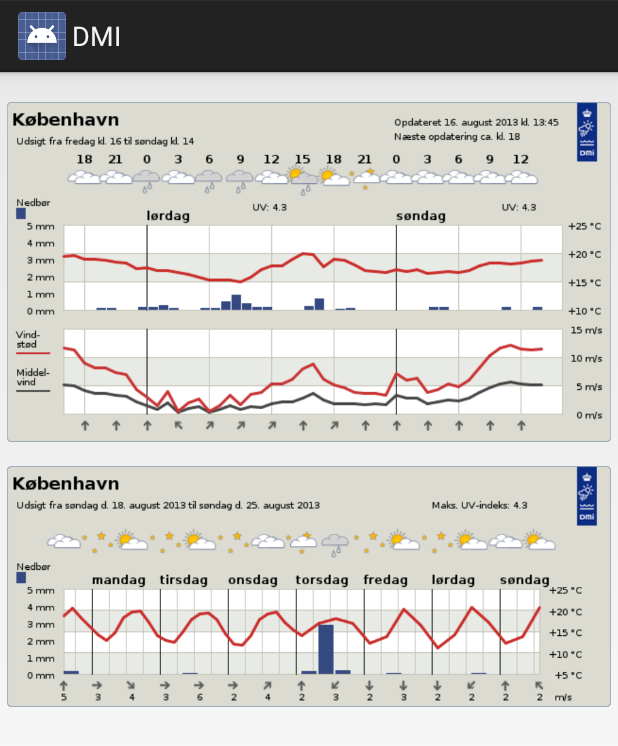
After one commit to profes/dmi, an Android app: the layout fragment_city.xml on its own in the app's theme, with its tools: preview values and no code run, on a phone screen of 412 x 824 dp. The commit adds this screen. Shown: the top 746 px of the screen. Run offline under Robolectric (Android 15) with nearby library versions, the phone set to English and light mode, and no system bars.

Commit message:
show forecast for 7d

```diff
--- a/DMI/src/main/java/com/profes/meteo/SectionsPagerAdapter.java
+++ b/DMI/src/main/java/com/profes/meteo/SectionsPagerAdapter.java
@@ -18,19 +18,19 @@ public class SectionsPagerAdapter extends FragmentPagerAdapter {
     @Override
     public Fragment getItem(int position) {
         // getItem is called to instantiate the fragment for the given page.
-        // Return a DummySectionFragment (defined as a static inner class
+        // Return a CitySectionFragment (defined as a static inner class
         // below) with the page number as its lone argument.
         switch (position) {
             case 0:
                 Fragment fragment = new DummySectionFragment_();
                 Bundle args = new Bundle();
-                args.putInt(DummySectionFragment.ARG_SECTION_NUMBER, position + 1);
+                args.putInt(CitySectionFragment.ARG_SECTION_NUMBER, position + 1);
                 fragment.setArguments(args);
                 return fragment;
             case 1:
                 Fragment fragment2 = new RadarFragment_();
                 Bundle args2 = new Bundle();
-                args2.putInt(DummySectionFragment.ARG_SECTION_NUMBER, position + 1);
+                args2.putInt(CitySectionFragment.ARG_SECTION_NUMBER, position + 1);
                 fragment2.setArguments(args2);
                 return fragment2;
         }
--- /dev/null
+++ b/DMI/src/main/res/layout/fragment_city.xml
@@ -0,0 +1,37 @@
+<RelativeLayout xmlns:android="http://schemas.android.com/apk/res/android"
+                xmlns:tools="http://schemas.android.com/tools"
+                android:layout_width="fill_parent"
+                android:layout_height="fill_parent"
+                android:paddingLeft="@dimen/activity_horizontal_margin"
+                android:paddingRight="@dimen/activity_horizontal_margin"
+                android:paddingTop="@dimen/activity_vertical_margin"
+                android:paddingBottom="@dimen/activity_vertical_margin"
+                tools:context=".CitySectionFragment_">
+
+    <ImageView
+            android:id="@+id/city_48h"
+            android:src="@drawable/byvejr_dag1"
+            android:layout_width="wrap_content"
+            android:layout_height="wrap_content"
+            android:scaleType="fitCenter"
+            android:layout_centerHorizontal="true"
+            android:baselineAlignBottom="false"
+            android:focusableInTouchMode="false"
+            android:adjustViewBounds="true"
+            android:paddingTop="16dp"
+            android:paddingBottom="16dp"
+            />
+
+    <ImageView
+            android:id="@+id/city_7d"
+            android:src="@drawable/byvejr"
+            android:layout_width="wrap_content"
+            android:layout_height="wrap_content"
+            android:scaleType="fitCenter"
+            android:adjustViewBounds="true"
+            android:layout_centerHorizontal="true"
+            android:layout_below="@+id/city_48h"
+            android:layout_alignLeft="@+id/city_48h"
+            />
+
+</RelativeLayout>
--- a/DMI/src/main/res/values-sw600dp/dimens.xml
+++ b/DMI/src/main/res/values-sw600dp/dimens.xml
@@ -1,4 +1,6 @@
 <resources>
     <!-- Customize dimensions originally defined in res/values/dimens.xml (such as
          screen margins) for sw600dp devices (e.g. 7" tablets) here. -->
+    <dimen name="activity_horizontal_margin">24dp</dimen>
+    <dimen name="activity_vertical_margin">24dp</dimen>
 </resources>
--- a/DMI/src/main/res/values/dimens.xml
+++ b/DMI/src/main/res/values/dimens.xml
@@ -1,5 +1,5 @@
 <resources>
     <!-- Default screen margins, per the Android Design guidelines. -->
-    <dimen name="activity_horizontal_margin">16dp</dimen>
-    <dimen name="activity_vertical_margin">16dp</dimen>
+    <dimen name="activity_horizontal_margin">4dp</dimen>
+    <dimen name="activity_vertical_margin">4dp</dimen>
 </resources>
```
Also changed, not shown: DMI/src/main/java/com/profes/meteo/CitySectionFragment.java (renamed from DMI/src/main/java/com/profes/meteo/DummySectionFragment.java, +13 -6 lines), DMI/src/main/res/layout/fragment_main_dummy.xml (deleted, +0 -21 lines), DMI/src/main/res/drawable/byvejr.png (added), DMI/src/main/res/drawable/byvejr_dag1.png (added), 1 other file.
